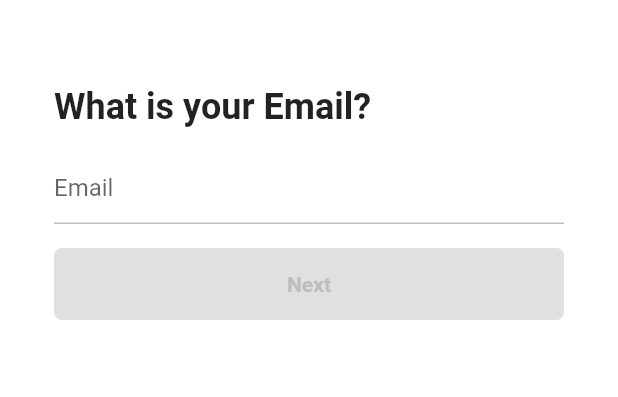
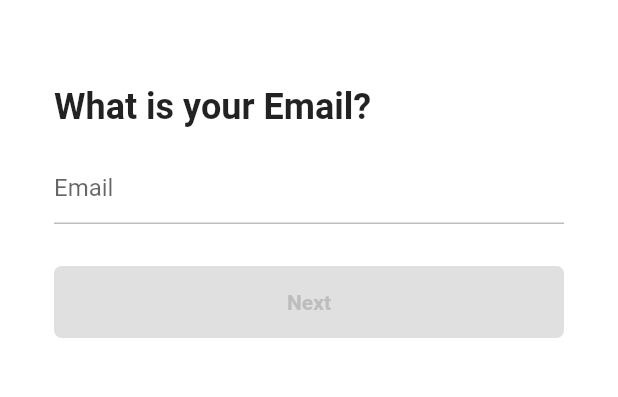
Before and after one commit to Heungseop/Tiktok_clone, a Flutter app: the EmailScreen screen opened directly, on a phone screen of 412 x 824 dp, the part 58-455 px from its top. Run offline on Flutter 3.47's test engine with Material 2 defaults, Android fonts, the phone set to English and light mode, and no system bars; our stand-ins replace font_awesome_flutter.

Commit message:
4.6 Email Screen

```diff
--- a/lib/features/authentication/email_screen.dart
+++ b/lib/features/authentication/email_screen.dart
@@ -1,6 +1,7 @@
 import 'package:flutter/material.dart';
 import 'package:tiktok_clone/constants/gaps.dart';
 import 'package:tiktok_clone/constants/sizes.dart';
+import 'package:tiktok_clone/features/authentication/password_screen.dart';
 import 'package:tiktok_clone/features/authentication/widgets/form_button.dart';
 
 class EmailScreen extends StatefulWidget {
@@ -11,17 +12,17 @@ class EmailScreen extends StatefulWidget {
 }
 
 class _EmailScreenState extends State<EmailScreen> {
-  final TextEditingController _usernameController = TextEditingController();
+  final TextEditingController _emailController = TextEditingController();
 
-  String _username = "";
+  String _email = "";
 
   @override
   void initState() {
     super.initState();
-    _usernameController.addListener(
+    _emailController.addListener(
       () {
         setState(() {
-          _username = _usernameController.text;
+          _email = _emailController.text;
         });
       },
     );
@@ -29,13 +30,44 @@ class _EmailScreenState extends State<EmailScreen> {
 
   @override
   void dispose() {
-    _usernameController.dispose();
+    _emailController.dispose();
     super.dispose();
+  }
+
+  String? _isEmailValid() {
+    if (_email.isEmpty) {
+      return null;
+    }
+
+    final regExp = RegExp(
+        r"^[a-zA-Z0-9.a-zA-Z0-9.!#$%&'*+-/=?^_`{|}~]+@[a-zA-Z0-9]+\.[a-zA-Z]+");
+
+    if (!regExp.hasMatch(_email)) {
+      return "Email not valid";
+    }
+    return null;
+  }
+
+  void _onScaffoldTap() {
+    FocusScope.of(context).unfocus();
+  }
+
+  void _onSubmit() {
+    if (_email.isEmpty || _isEmailValid() != null) {
+      return;
+    }
+    Navigator.push(
+        context,
+        MaterialPageRoute(
+          builder: (context) => const PasswordScreen(),
+        ));
   }
 
   @override
   Widget build(BuildContext context) {
-    return Scaffold(
+    return GestureDetector(
+      onTap: _onScaffoldTap,
+      child: Scaffold(
         appBar: AppBar(
           title: const Text(
             "sign up",
@@ -59,10 +91,13 @@ class _EmailScreenState extends State<EmailScreen> {
               ),
               Gaps.v16,
               TextField(
-              controller: _usernameController,
+                controller: _emailController,
+                keyboardType: TextInputType.emailAddress,
+                onEditingComplete: _onSubmit,
                 cursorColor: Theme.of(context).primaryColor,
                 decoration: InputDecoration(
                   hintText: "Email",
+                  errorText: _isEmailValid(),
                   enabledBorder: UnderlineInputBorder(
                     borderSide: BorderSide(
                       color: Colors.grey.shade400,
@@ -75,9 +110,15 @@ class _EmailScreenState extends State<EmailScreen> {
                   ),
                 ),
               ),
-            Gaps.v16,
-            FormButton(disabled: _username.isEmpty)
+              Gaps.v28,
+              GestureDetector(
+                onTap: _onSubmit,
+                child: FormButton(
+                  disabled: _email.isEmpty || _isEmailValid() != null,
+                ),
+              )
             ],
+          ),
         ),
       ),
     );
--- a/lib/features/authentication/login_screen.dart
+++ b/lib/features/authentication/login_screen.dart
@@ -51,7 +51,7 @@ class LoginScreen extends StatelessWidget {
         ),
       ),
       bottomNavigationBar: BottomAppBar(
-        color: Colors.grey.shade500,
+        color: Colors.grey.shade50,
         elevation: 1,
         child: Padding(
           padding: const EdgeInsets.symmetric(vertical: Sizes.size32),
```
Also changed, not shown: lib/features/authentication/password_screen.dart (added, +10 -0 lines), 2 other files. Lines whose indentation alone changed are shown as unchanged.
